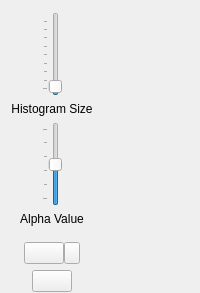
Above: gerbil/gui/multi_img_viewer.ui from gerbilvis/gerbil before the change. Below: the same form after it.
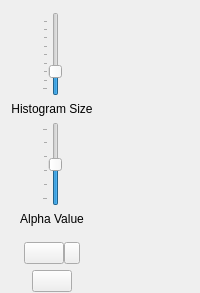
That is the form after the change. Icons and pictures are not drawn. Custom widgets are drawn as their Qt base class.

Commit message: better default binning value ROI update only when ROI changed (buttons disabled) no question for memory optim. for small images some cosmetic changes code cleanup, removal of redundant widget

Patch:
```diff
--- a/gerbil/gui/multi_img_viewer.ui
+++ b/gerbil/gui/multi_img_viewer.ui
@@ -49,7 +49,7 @@
              <number>256</number>
             </property>
             <property name="value">
-             <number>10</number>
+             <number>64</number>
             </property>
             <property name="tracking">
              <bool>false</bool>
```
The commit also changes 5 other files.
